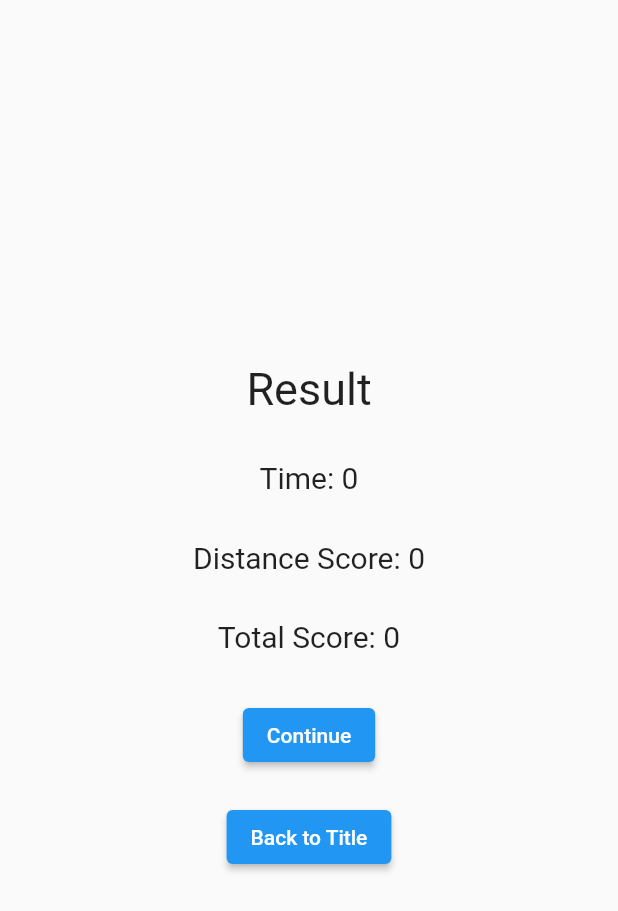
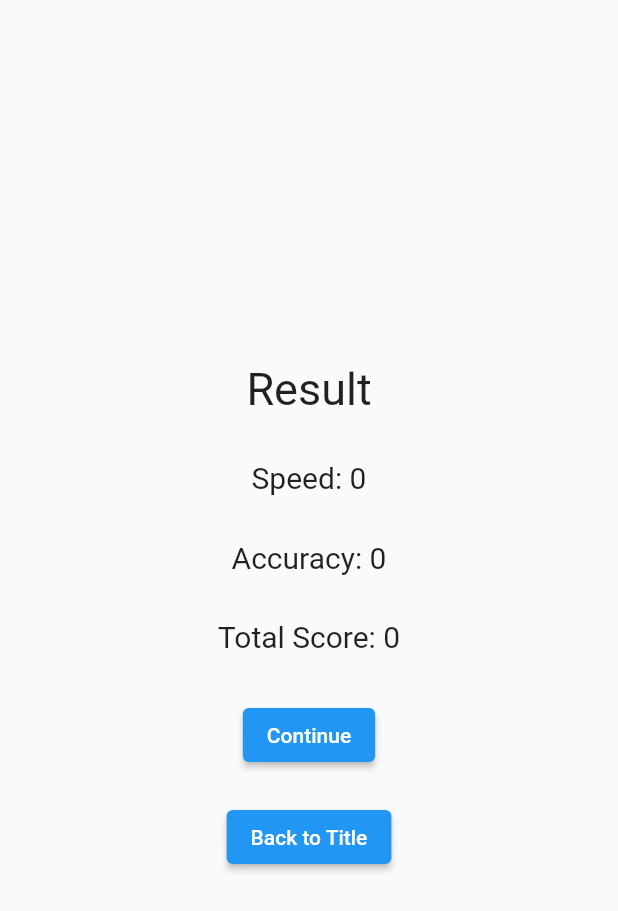
Before and after one commit to sn0wEasy/color_tile, a Flutter app: the ResultPage screen opened by its route, on a phone screen of 412 x 824 dp. Shown: the top 911 px of the screen. Run offline on Flutter 3.47's test engine with Material 2 defaults, Android fonts, the phone set to English and light mode, and no system bars; our stand-ins replace flutter_hooks, freezed_annotation, hooks_riverpod.

Commit message:
fix: 細かい調整

```diff
--- a/lib/constants.dart
+++ b/lib/constants.dart
@@ -3,7 +3,7 @@ import 'package:flutter/material.dart';
 // container property
 double kMagnificationWidth = 1;
 double kMagnificationHeight = 2;
-double kContainerWidth = 299 * kMagnificationWidth * 2;
+double kContainerWidth = 299 * kMagnificationWidth * 1.4;
 double kContainerHeight = 82 * kMagnificationHeight * 2;
 
 // tile property
--- a/lib/main.dart
+++ b/lib/main.dart
@@ -14,7 +14,7 @@ class MyApp extends StatelessWidget {
   @override
   Widget build(BuildContext context) {
     return MaterialApp(
-      title: 'Flutter Demo',
+      title: 'ARtile',
       home: const MyHomePage(),
       routes: <String, WidgetBuilder>{
         '/home': (BuildContext contest) => const MyHomePage(),
--- a/lib/screen/result_page.dart
+++ b/lib/screen/result_page.dart
@@ -25,12 +25,12 @@ class ResultPage extends ConsumerWidget {
             const SizedBox(height: 30),
             Text(
               // FIXME: タイマーがストップになった時だけ監視するようProviderを修正
-              'Time: ${ref.watch(stopwatchDiscreteProvider)}',
+              'Speed: ${ref.watch(stopwatchDiscreteProvider)}',
               style: const TextStyle(fontSize: 20),
             ),
             const SizedBox(height: 30),
             Text(
-              'Distance Score: ${ref.watch(displayDistanceScoreProvider)}',
+              'Accuracy: ${ref.watch(displayDistanceScoreProvider)}',
               style: const TextStyle(fontSize: 20),
             ),
             const SizedBox(height: 30),
```
